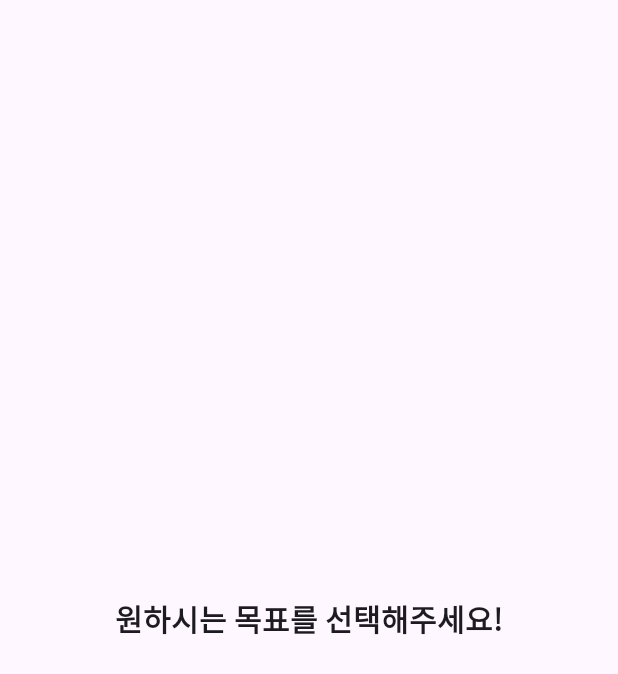
After one commit to hyunho4532/SSAMNA-V3, an Android app built with Jetpack Compose: the GoalActivity screen opened directly, with no data from a screen before it, on a phone screen of 412 x 824 dp. The commit adds this screen. Shown: the top 674 px of the screen. Run offline under Robolectric (Android 15) with nearby library versions, the phone set to English and light mode, and no system bars.

Commit message:
feat. 목표 기능 구현 중

```diff
--- /dev/null
+++ b/presentation/src/main/java/com/asetec/presentation/ui/feature/goal/GoalActivity.kt
@@ -0,0 +1,23 @@
+package com.asetec.presentation.ui.feature.goal
+
+import android.os.Bundle
+import androidx.activity.ComponentActivity
+import androidx.activity.compose.setContent
+import androidx.compose.foundation.layout.fillMaxSize
+import androidx.compose.material3.Surface
+import androidx.compose.material3.Text
+import androidx.compose.runtime.Composable
+import androidx.compose.ui.Modifier
+
+class GoalActivity : ComponentActivity() {
+    override fun onCreate(savedInstanceState: Bundle?) {
+        super.onCreate(savedInstanceState)
+        setContent {
+            Surface(
+                modifier = Modifier.fillMaxSize()
+            ) {
+                GoalScreen()
+            }
+        }
+    }
+}
--- /dev/null
+++ b/presentation/src/main/java/com/asetec/presentation/ui/feature/goal/GoalScreen.kt
@@ -0,0 +1,26 @@
+package com.asetec.presentation.ui.feature.goal
+
+import androidx.compose.foundation.layout.Arrangement
+import androidx.compose.foundation.layout.Column
+import androidx.compose.foundation.layout.fillMaxSize
+import androidx.compose.material3.Text
+import androidx.compose.runtime.Composable
+import androidx.compose.ui.Alignment
+import androidx.compose.ui.Modifier
+import androidx.compose.ui.text.font.FontWeight
+import androidx.compose.ui.unit.sp
+
+@Composable
+fun GoalScreen() {
+    Column (
+        modifier = Modifier.fillMaxSize(),
+        verticalArrangement = Arrangement.Center,
+        horizontalAlignment = Alignment.CenterHorizontally
+    ) {
+        Text(
+            text = "원하시는 목표를 선택해주세요!",
+            fontSize = 20.sp,
+            fontWeight = FontWeight.Bold
+        )
+    }
+}
--- a/presentation/src/main/res/values/strings.xml
+++ b/presentation/src/main/res/values/strings.xml
@@ -15,4 +15,5 @@
     <string name="nav_home">홈</string>
     <string name="nav_analyze">분석</string>
     <string name="nav_profile">프로필</string>
+    <string name="title_activity_goal">GoalActivity</string>
 </resources>
```
Also changed, not shown: presentation/src/main/AndroidManifest.xml (+15 -12 lines), presentation/src/main/java/com/asetec/presentation/ui/main/home/screen/ProfileScreen.kt (+15 -1 lines).
